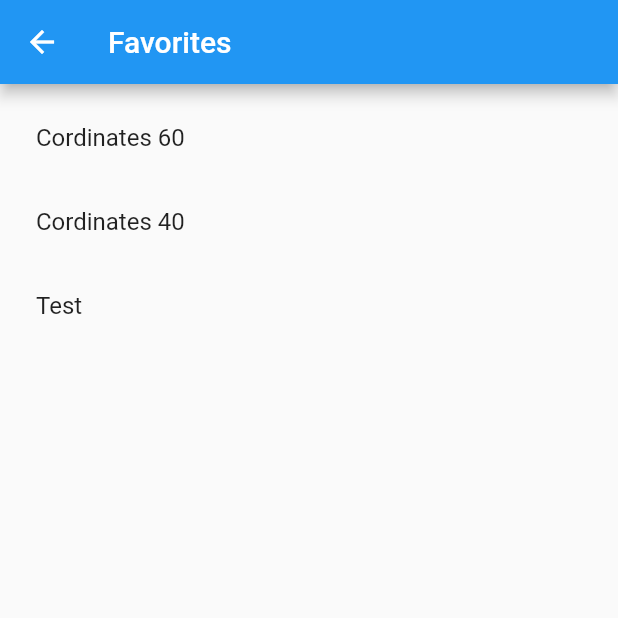
After one commit to allj9618/noisepollutionlocator_71, a Flutter app: the Favorites screen opened directly, on a phone screen of 412 x 824 dp, the top half of it. The commit adds this screen. Run offline on Flutter 3.47's test engine with Material 2 defaults, Android fonts, the phone set to English and light mode, and no system bars; our stand-ins replace geolocator, settings_ui, shared_preferences; missing offline and left inert: platform_maps_flutter; accounts and stored records are empty.

Commit message:
Added favorites.dart using shared_preferences package. Commented out the tests in the test folder.

```diff
--- /dev/null
+++ b/lib/favorites.dart
@@ -0,0 +1,84 @@
+import 'package:flutter/material.dart';
+import 'package:shared_preferences/shared_preferences.dart';
+/*
+
+TODO:
+ * Test it out with map.dart or location.dart. []
+ * Remove favorite/Clear all []
+ * Style the favorites []
+
+ */
+
+// class SavedFavorite {
+//   final String location;
+//   final int decibel;
+//
+//   SavedFavorite(this.location, this.decibel);
+// }
+
+class Favorites extends StatefulWidget {
+  @override
+  _Favorites createState() => _Favorites();
+}
+
+class _Favorites extends State<Favorites> {
+
+  List<String> favorite = ['Cordinates 60', 'Cordinates 40'];
+
+  @override
+  void initState() {
+    super.initState();
+    getData();
+  }
+
+  getData() async {
+
+    await addFavorite('Test');
+
+    SharedPreferences prefs = await SharedPreferences.getInstance();
+
+    setState(() {
+      favorite = prefs.getStringList('favorites');
+    });
+  }
+
+  Future<void> addFavorite(String newFav) async {
+    favorite.add(newFav);
+
+    SharedPreferences prefs = await SharedPreferences.getInstance();
+    prefs.setStringList('favorites', favorite);
+  }
+
+  Future<void> removeFavorite(String oldFav) async {
+    favorite.remove(oldFav);
+
+    SharedPreferences prefs = await SharedPreferences.getInstance();
+    prefs.setStringList('favorites', favorite);
+  }
+
+  @override
+  Widget build(BuildContext context) {
+    if (favorite.isNotEmpty) {
+      return Scaffold(
+        appBar: AppBar(title: Text('Favorites')),
+        body: Container(
+          child: ListView.builder(
+              padding: const EdgeInsets.all(8),
+              itemCount: favorite.length,
+              itemBuilder: (BuildContext context, int index) {
+                return ListTile(title: Text(favorite[index]));
+              }
+            // },
+          ),
+        ),
+      );
+    }
+    else
+      return Scaffold(
+          appBar: AppBar(title: Text('Favorites')),
+          body: Center(
+            child: Text('No Favorites saved!'),
+          )
+      );
+  }
+}
--- a/lib/home_page.dart
+++ b/lib/home_page.dart
@@ -5,6 +5,7 @@ import 'package:noisepollutionlocator_71/map.dart';
 import 'package:noisepollutionlocator_71/settings.dart';
 import 'package:noisepollutionlocator_71/home_button.dart';
 import 'externalAPIinterface.dart';
+import 'favorites.dart';
 
 class MyApp extends StatelessWidget {
 
@@ -17,6 +18,7 @@ class MyApp extends StatelessWidget {
         '/external_api': (context) => ExternalAPI(),
         '/map': (context) => Map(),
         '/location': (context) => Location(),
+        //'/favorites': (context) => Favorites(),
       },
 
       title: 'Flutter Demo',
@@ -75,6 +77,7 @@ class _MyHomePageState extends State<MyHomePage> {
               ],
             ),
           ],
+
         ),
       ),
       bottomNavigationBar: BottomNavigationBar(
--- a/pubspec.yaml
+++ b/pubspec.yaml
@@ -31,6 +31,7 @@ dependencies:
   geolocator: ^7.0.3
   settings_ui: ^1.0.0
   platform_maps_flutter: ^1.0.1
+  shared_preferences: ^2.0.5
 
 dev_dependencies:
   flutter_test:
```
Also changed, not shown: pubspec.lock, 1 other file.
